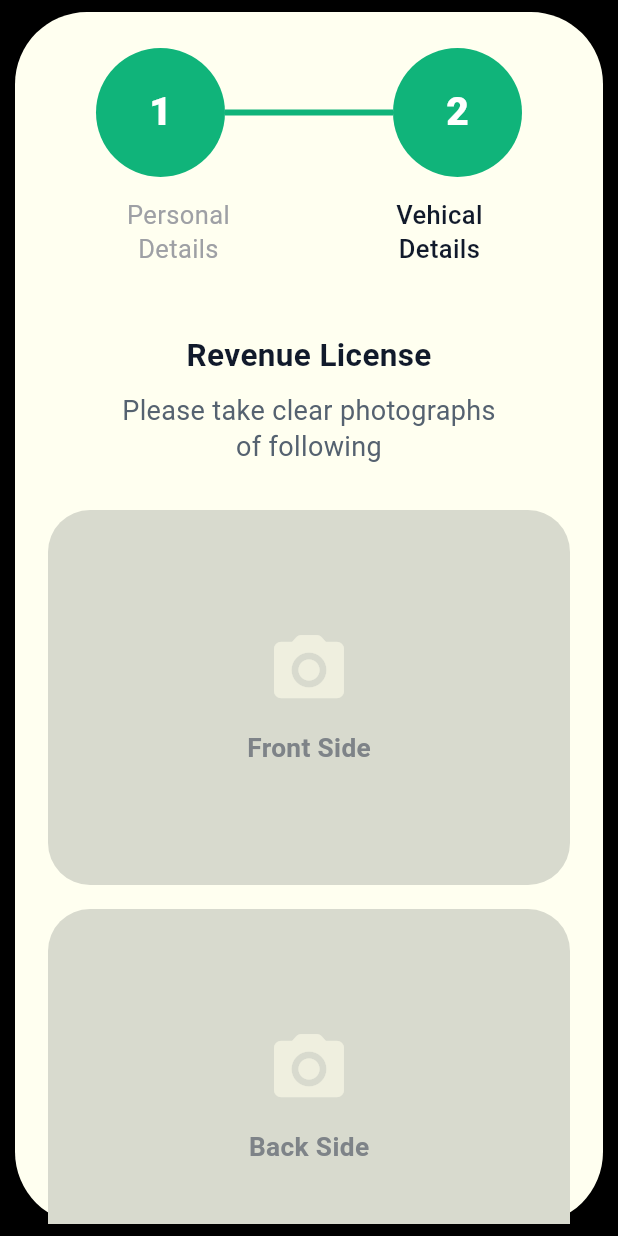
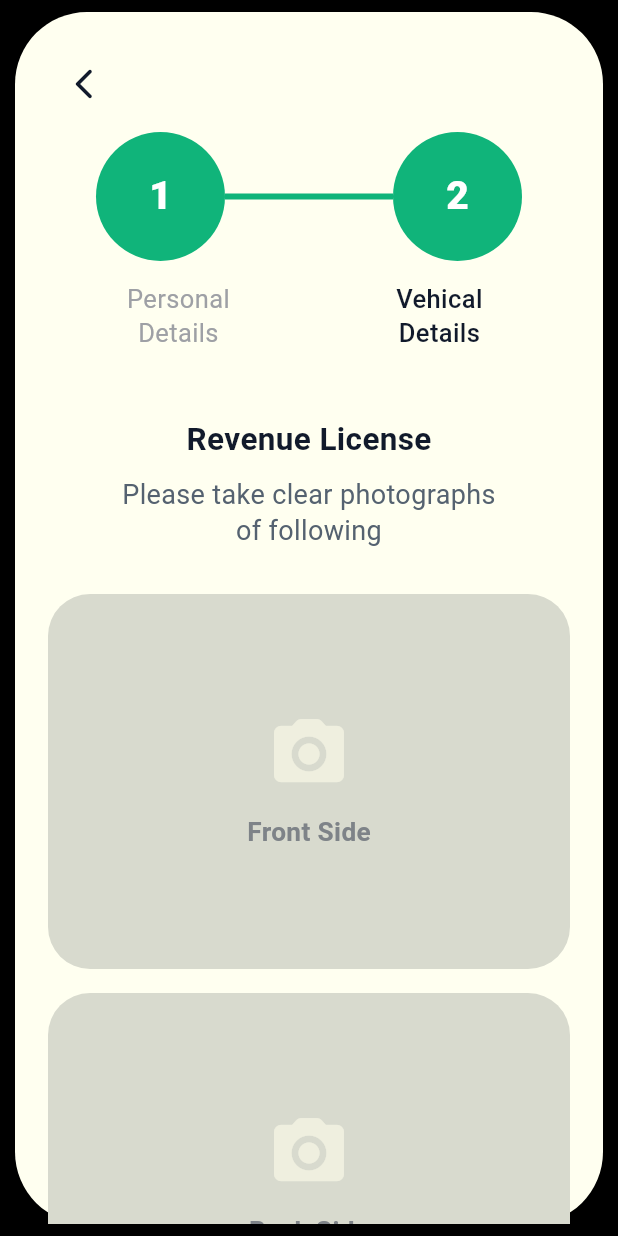
Before and after one commit to DulanDinuja/ride_mate_app_ui, a Flutter app: the RevenueLicenseUploadScreen screen opened directly, on a phone screen of 412 x 824 dp. Run offline on Flutter 3.47's test engine with Material 3 defaults, Android fonts, the phone set to English and light mode, and no system bars; our stand-ins replace camera, flutter_secure_storage, geocoding, geolocator, google_maps_flutter, image_picker; missing offline and left inert: flutter_polyline_points; accounts and stored records are empty.

Commit message:
add back button

```diff
--- a/lib/screens/revenue_license_upload_screen.dart
+++ b/lib/screens/revenue_license_upload_screen.dart
@@ -235,6 +235,17 @@ class _RevenueLicenseUploadScreenState extends State<RevenueLicenseUploadScreen>
               padding: const EdgeInsets.fromLTRB(22, 24, 22, 28),
               child: Column(
                 children: [
+                  Align(
+                    alignment: Alignment.centerLeft,
+                    child: IconButton(
+                      onPressed: () => Navigator.of(context).pop(),
+                      icon: const Icon(Icons.arrow_back_ios_new_rounded),
+                      color: const Color(0xFF111A2B),
+                      padding: EdgeInsets.zero,
+                      constraints: const BoxConstraints(),
+                    ),
+                  ),
+                  const SizedBox(height: 8),
                   _buildStepper(),
                   const SizedBox(height: 44),
                   const Text(
```
